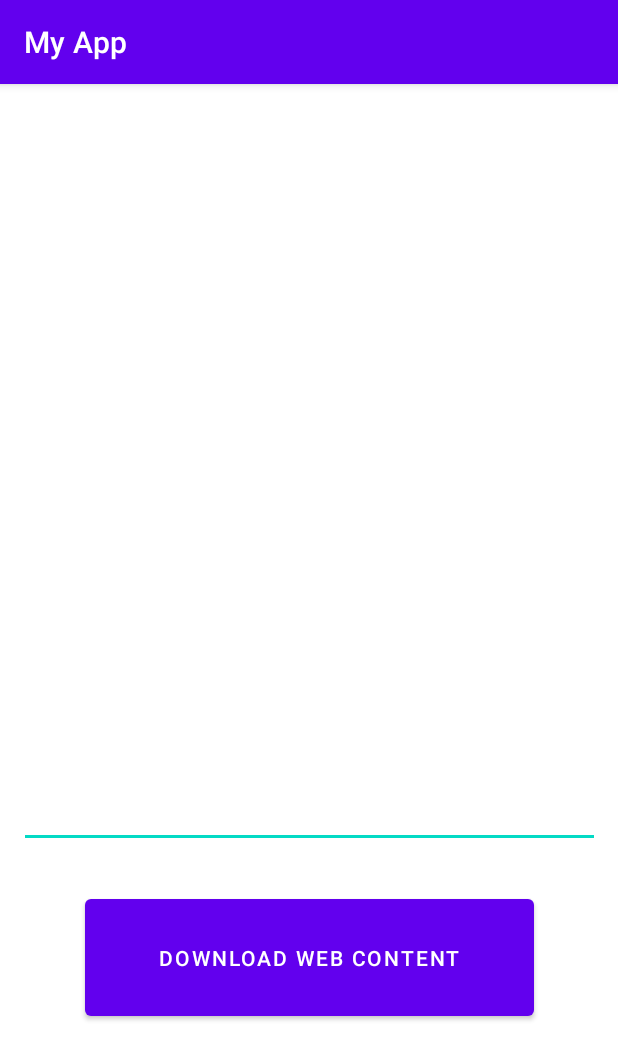
After one commit to zyn20/AndrioDev, an Android app: the WebContentDownload screen opened directly, with no data from a screen before it, on a phone screen of 412 x 824 dp. The commit adds this screen. Shown: the top 1060 px of the screen. Run offline under Robolectric (Android 15) with nearby library versions, the phone set to English and light mode, and no system bars; network calls fail.

Commit message:
Makeup Lab work

```diff
--- /dev/null
+++ b/app/src/main/java/com/example/bscssectionabatch20/asynctaskclassExamples/WebContentDownload.java
@@ -0,0 +1,28 @@
+package com.example.bscssectionabatch20.asynctaskclassExamples;
+
+import androidx.appcompat.app.AppCompatActivity;
+
+import android.os.Bundle;
+import android.view.View;
+
+import com.example.bscssectionabatch20.R;
+
+public class WebContentDownload extends AppCompatActivity {
+
+    @Override
+    protected void onCreate(Bundle savedInstanceState) {
+        super.onCreate(savedInstanceState);
+        setContentView(R.layout.activity_web_content_download);
+
+    }
+
+    public void Download_Web_content(View view) {
+
+
+
+
+
+
+
+    }
+}
--- /dev/null
+++ b/app/src/main/res/layout/activity_web_content_download.xml
@@ -0,0 +1,34 @@
+<?xml version="1.0" encoding="utf-8"?>
+<androidx.constraintlayout.widget.ConstraintLayout xmlns:android="http://schemas.android.com/apk/res/android"
+    xmlns:app="http://schemas.android.com/apk/res-auto"
+    xmlns:tools="http://schemas.android.com/tools"
+    android:layout_width="match_parent"
+    android:layout_height="match_parent"
+    tools:context=".asynctaskclassExamples.WebContentDownload">
+
+    <EditText
+        android:id="@+id/edtasynctask"
+        android:layout_width="387dp"
+        android:layout_height="505dp"
+        android:layout_marginTop="4dp"
+        android:ems="10"
+        android:gravity="start|top"
+        android:inputType="textMultiLine"
+        app:layout_constraintEnd_toEndOf="parent"
+        app:layout_constraintStart_toStartOf="parent"
+        app:layout_constraintTop_toTopOf="parent"
+        tools:ignore="Autofill,LabelFor,SpeakableTextPresentCheck" />
+
+    <Button
+        android:id="@+id/button29"
+        android:layout_width="299dp"
+        android:layout_height="90dp"
+        android:layout_marginTop="28dp"
+        android:text="DownLoad Web Content"
+        app:layout_constraintBottom_toBottomOf="parent"
+        app:layout_constraintEnd_toEndOf="parent"
+        app:layout_constraintStart_toStartOf="parent"
+        android:onClick="Download_Web_content"
+        app:layout_constraintTop_toBottomOf="@+id/edtasynctask"
+        app:layout_constraintVertical_bias="0.0" />
+</androidx.constraintlayout.widget.ConstraintLayout>
--- a/app/src/main/res/values/strings.xml
+++ b/app/src/main/res/values/strings.xml
@@ -52,4 +52,5 @@
     <string name="enter_sgpa">Enter SGPA</string>
     <string name="enter_cgpa">Enter CGPA</string>
     <string name="save">Save</string>
+    <string name="download_image">Download Image</string>
 </resources>
```
Also changed, not shown: app/src/main/AndroidManifest.xml (+20 -0 lines), app/src/main/java/com/example/bscssectionabatch20/asynctaskclassExamples/AsyncTaskExample1.java (added, +69 -0 lines), app/src/main/res/layout/activity_async_task_example1.xml (added, +30 -0 lines).
